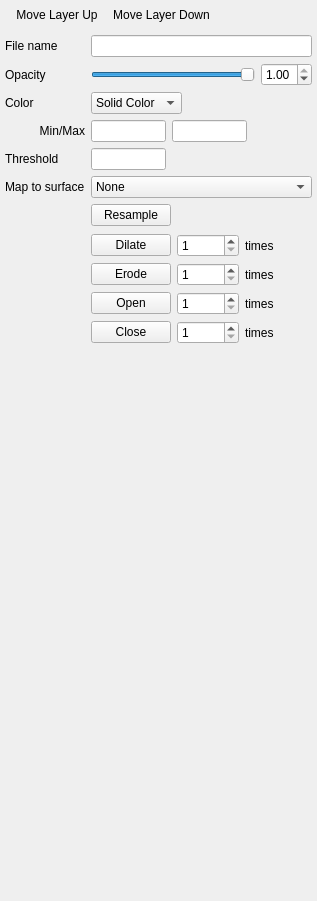
Old version of the form freeview/PanelROI.ui in the repository freesurfer/freesurfer.
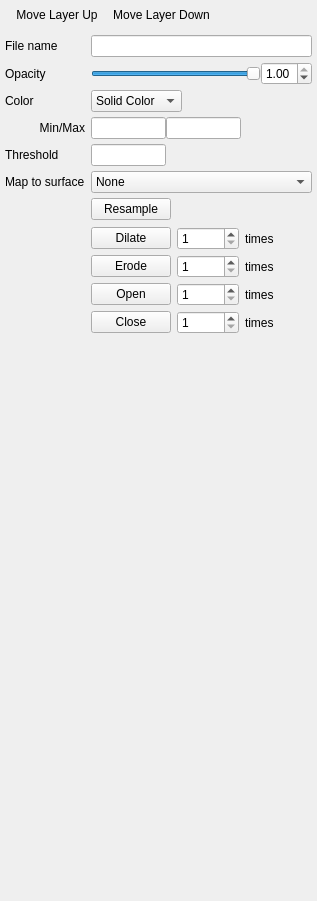
New version of the form. Icons and pictures are not drawn. Custom widgets are drawn as their Qt base class.

Commit message: Fixed a bunch of UI misfits in macOS

```diff
--- a/freeview/PanelROI.ui
+++ b/freeview/PanelROI.ui
@@ -71,6 +71,9 @@
     </item>
     <item>
      <layout class="QGridLayout" name="gridLayout">
+      <property name="verticalSpacing">
+       <number>5</number>
+      </property>
       <item row="2" column="1">
        <layout class="QHBoxLayout" name="horizontalLayout_2">
         <item>
@@ -223,6 +226,9 @@
          <property name="bottomMargin">
           <number>2</number>
          </property>
+         <property name="verticalSpacing">
+          <number>5</number>
+         </property>
          <item row="0" column="2">
           <widget class="QLabel" name="label_2">
            <property name="text">
```
The commit also changes 7 other files.
